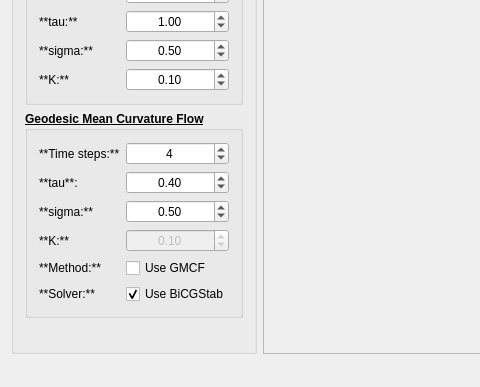
Qt form src/ImageViewer.ui (Tomas-Homola/SpracovanieObrazuZadania) before a commit; both pictures show x 0 to 480 and y 259 to 646 of the 969 by 646 pixel window.
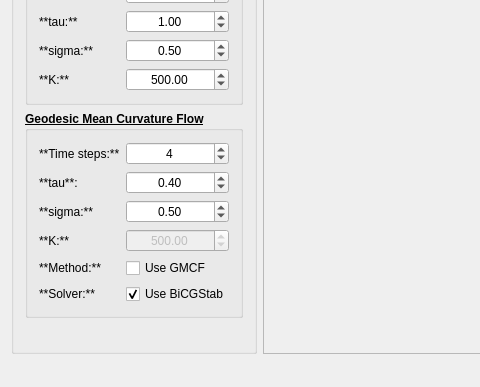
The same form after that commit.

Commit message: Zrýchlenie konvergencie pre MCF, úprava hodnôt pre K v ui

Patch:
```diff
--- a/src/ImageViewer.ui
+++ b/src/ImageViewer.ui
@@ -311,13 +311,13 @@
              <set>Qt::AlignCenter</set>
             </property>
             <property name="maximum">
-             <double>100.000000000000000</double>
+             <double>5000.000000000000000</double>
             </property>
             <property name="singleStep">
              <double>0.010000000000000</double>
             </property>
             <property name="value">
-             <double>0.100000000000000</double>
+             <double>500.000000000000000</double>
             </property>
            </widget>
           </item>
@@ -504,13 +504,13 @@
              <set>Qt::AlignCenter</set>
             </property>
             <property name="maximum">
-             <double>100.000000000000000</double>
+             <double>5000.000000000000000</double>
             </property>
             <property name="singleStep">
              <double>0.010000000000000</double>
             </property>
             <property name="value">
-             <double>0.100000000000000</double>
+             <double>500.000000000000000</double>
             </property>
            </widget>
           </item>
```
Left out of the diff: 2 changed lines with no effect on the pictures. The commit also changes 2 other files.
